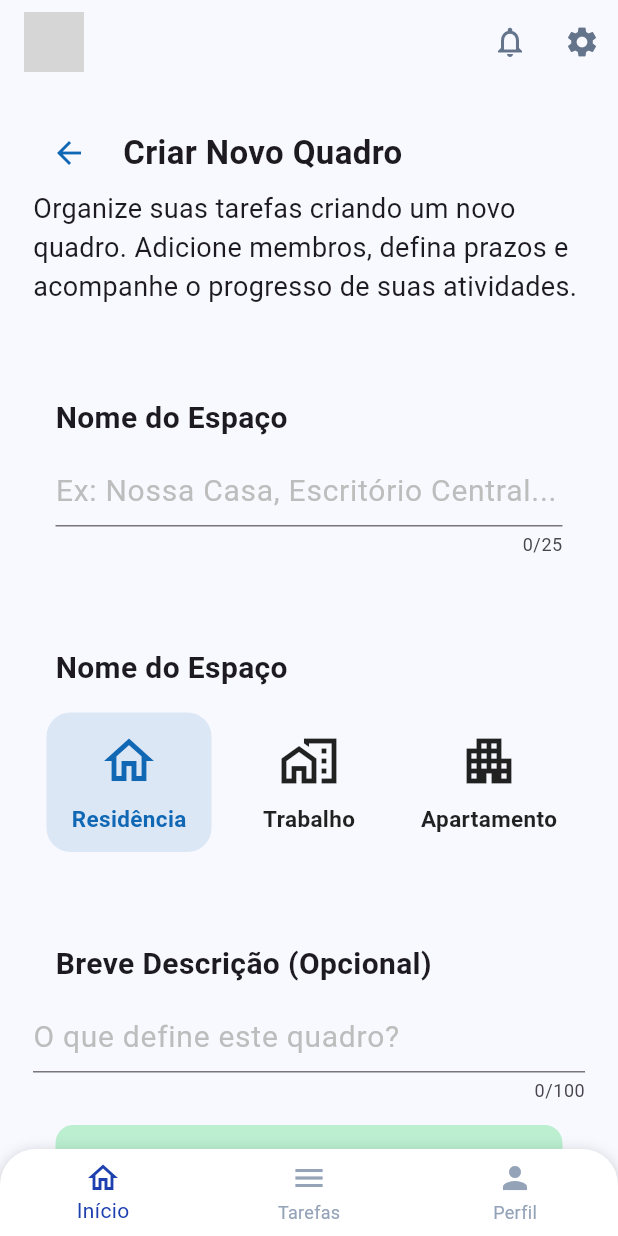
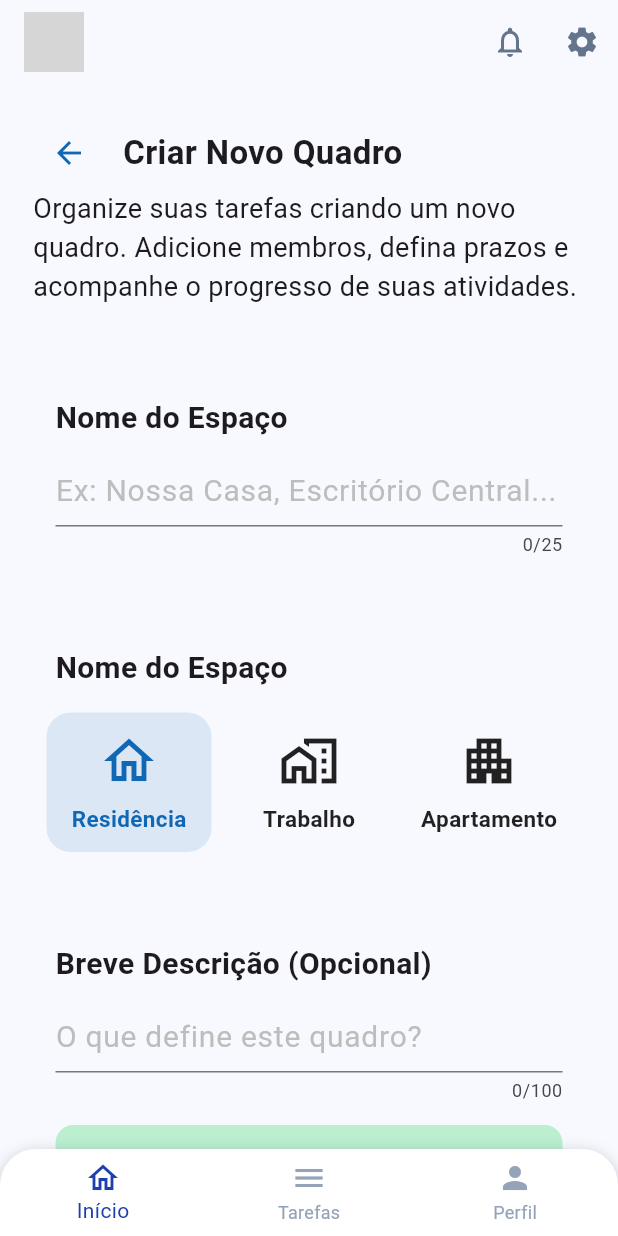
Before and after one commit to caioh230/HomeTasks---Setup, a Flutter app: the screen it shows once a user with an empty profile is signed in, after a tap on the "add" icon, on a phone screen of 412 x 824 dp. Run offline on Flutter 3.47's test engine with Material 3 defaults, Android fonts, the phone set to English and light mode, and no system bars; our stand-ins replace firebase_auth, firebase_core; missing offline and left inert: dart_frog, dotenv, firebase_admin_sdk, google_cloud_firestore, user; accounts and stored records are empty; network calls fail; grey boxes are pictures that could not be loaded.

Commit message:
Update new_board.dart

```diff
--- a/lib/routes/screens/new_board.dart
+++ b/lib/routes/screens/new_board.dart
@@ -212,7 +212,9 @@ class _NewBoardScreenState extends State<NewBoardScreen> {
                 )
               ),
               const SizedBox(height: 10),
-              TextField(
+              Padding(
+                padding: const EdgeInsets.symmetric(horizontal: 15),
+                child: TextField(
                   maxLines: null,
                   maxLength: 100,
                   decoration: InputDecoration(
@@ -224,6 +226,7 @@ class _NewBoardScreenState extends State<NewBoardScreen> {
                     fontSize: 20,
                   ),
                   onChanged: (value) => setState(() => newBoard.description = value),
+                ),
               ),
               Container(
                 margin: EdgeInsets.all(15),
```
Lines whose indentation alone changed are shown as unchanged.
